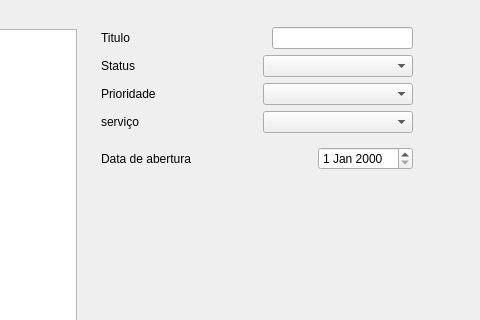
The window that Telas/Tela_abrir_chamado.ui (leotxsp/Projeto-Integrador-SENAC) describes before a commit, drawn with Qt 5; both pictures show x 320 to 800 and y 0 to 320 of the 800 by 600 pixel window.
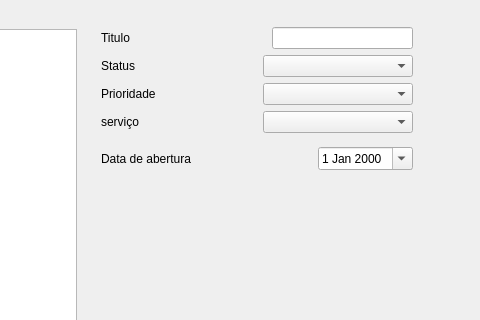
The same window after the commit.

```diff
--- a/Telas/Tela_abrir_chamado.ui
+++ b/Telas/Tela_abrir_chamado.ui
@@ -330,7 +330,11 @@
              </spacer>
             </item>
             <item>
-             <widget class="QDateEdit" name="dateEdit"/>
+             <widget class="QDateEdit" name="dateEdit">
+              <property name="calendarPopup">
+               <bool>true</bool>
+              </property>
+             </widget>
             </item>
             <item>
              <spacer name="horizontalSpacer_4">
```
